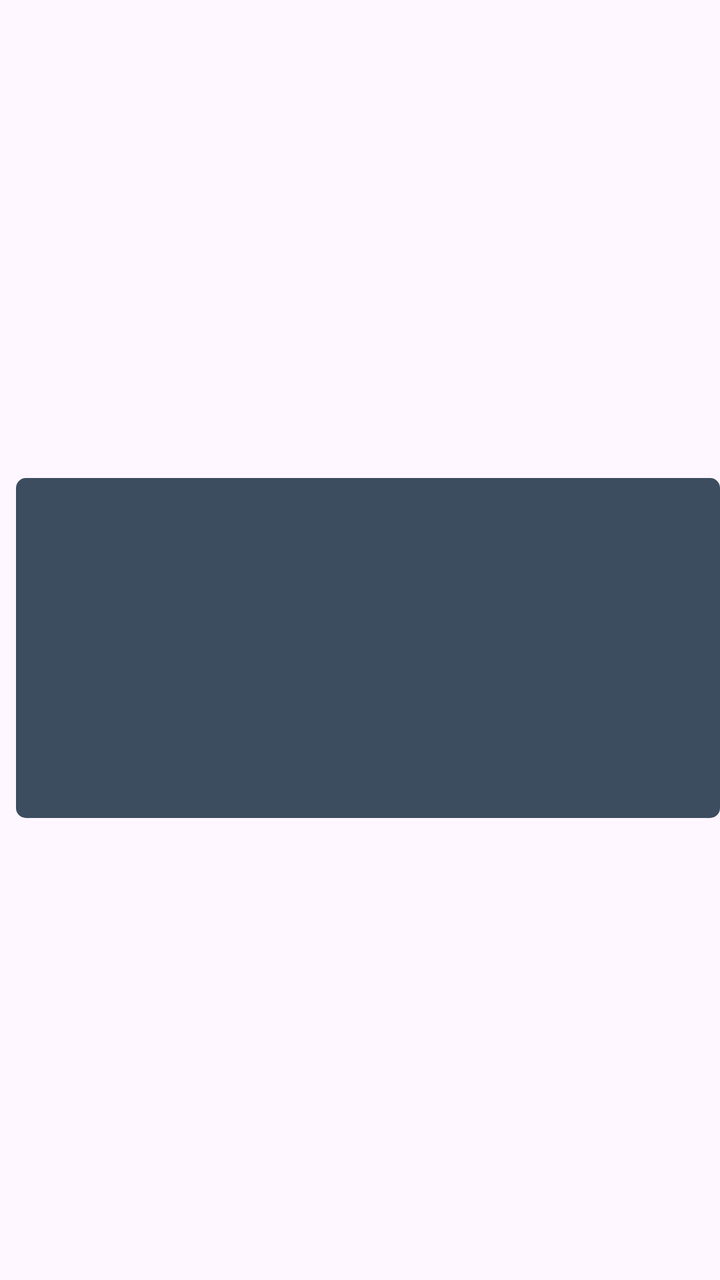
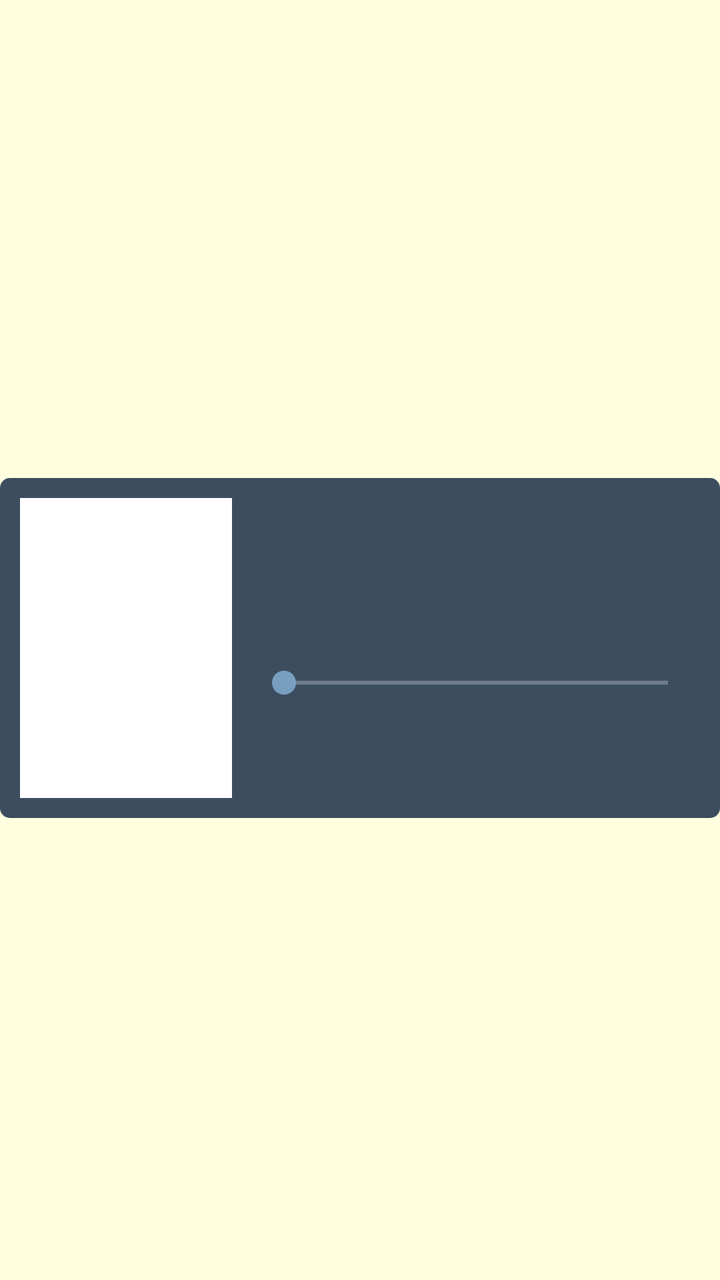

The first picture is an Android layout as it rendered before a commit; the second is the same layout after the commit. The layout source and the unified diff follow.
<!-- AndroidManifest.xml: application theme Theme.PapyrusReader -->
<!-- res/layout/item_pdf.xml -->
<?xml version="1.0" encoding="utf-8"?>
<androidx.constraintlayout.widget.ConstraintLayout xmlns:android="http://schemas.android.com/apk/res/android"
    xmlns:app="http://schemas.android.com/apk/res-auto"
    android:layout_width="match_parent"
    android:layout_height="wrap_content">

    
    <LinearLayout
        android:id="@+id/containerLayout"
        android:layout_width="0dp"
        android:layout_height="wrap_content"
        android:orientation="horizontal"
        android:background="@drawable/rouded_backgroud"
        app:layout_constraintStart_toStartOf="parent"
        app:layout_constraintEnd_toEndOf="parent"
        app:layout_constraintTop_toTopOf="parent"
        app:layout_constraintBottom_toBottomOf="parent"
        android:layout_marginStart="8dp"
        android:layout_marginEnd="0dp"
        android:layout_marginTop="8dp"
        android:layout_marginBottom="0dp"
        android:paddingTop="10dp"
        android:paddingBottom="10dp">

        
        <ImageView
            android:id="@+id/imageViewPdf"
            android:layout_width="150dp"
            android:layout_height="150dp"
            android:contentDescription="@string/pdf_image"
            android:layout_marginEnd="2dp"/>

        
        <TextView
            android:id="@+id/textViewPdfName"
            android:layout_width="0dp"
            android:layout_height="wrap_content"
            android:textSize="20sp"
            android:textColor="@android:color/white"
            android:layout_weight="1"
            android:gravity="start|center_vertical"/>
    </LinearLayout>

</androidx.constraintlayout.widget.ConstraintLayout>
<!-- resources referenced by this layout -->
<resources>
  <!-- drawable rouded_backgroud (drawable) -->
  <?xml version="1.0" encoding="utf-8"?>
  <shape xmlns:android="http://schemas.android.com/apk/res/android"
      android:shape="rectangle">
      <corners android:radius="5dp" /> 
      <solid android:color="@color/linear_background" /> 
  </shape>
  <string name="pdf_image">Imagem do PDF</string>
  <style name="Theme.PapyrusReader" parent="Base.Theme.PapyrusReader" />
  <color name="linear_background">#3c4d5f</color>
  <style name="Base.Theme.PapyrusReader" parent="Theme.Material3.DayNight.NoActionBar">
          
          
      </style>
</resources>

<!-- the commit's change to res/layout/item_pdf.xml (unified diff, before → after) -->
@@ -4,7 +4,6 @@
     android:layout_width="match_parent"
     android:layout_height="wrap_content">
 
-    
     <LinearLayout
         android:id="@+id/containerLayout"
         android:layout_width="0dp"
@@ -15,30 +14,53 @@
         app:layout_constraintEnd_toEndOf="parent"
         app:layout_constraintTop_toTopOf="parent"
         app:layout_constraintBottom_toBottomOf="parent"
-        android:layout_marginStart="8dp"
+        android:layout_marginStart="0dp"
         android:layout_marginEnd="0dp"
         android:layout_marginTop="8dp"
         android:layout_marginBottom="0dp"
         android:paddingTop="10dp"
-        android:paddingBottom="10dp">
+        android:paddingBottom="10dp"
+        android:paddingEnd="10dp"
+        android:paddingStart="10dp">
 
         
         <ImageView
             android:id="@+id/imageViewPdf"
-            android:layout_width="150dp"
+            android:layout_width="106dp"
             android:layout_height="150dp"
             android:contentDescription="@string/pdf_image"
-            android:layout_marginEnd="2dp"/>
+            android:layout_marginEnd="10dp"
+            android:background="@color/white"/>
 
-        
-        <TextView
-            android:id="@+id/textViewPdfName"
+        <LinearLayout
             android:layout_width="0dp"
             android:layout_height="wrap_content"
-            android:textSize="20sp"
-            android:textColor="@android:color/white"
+            android:orientation="vertical"
             android:layout_weight="1"
-            android:gravity="start|center_vertical"/>
+            android:layout_gravity="center_vertical">
+
+            
+            <TextView
+                android:id="@+id/textViewPdfName"
+                android:layout_width="match_parent"
+                android:layout_height="wrap_content"
+                android:textSize="20sp"
+                android:textColor="@android:color/white"
+                android:textAlignment="center"
+                android:layout_marginBottom="8dp"
+                android:layout_marginEnd="10dp"/>
+
+            
+            <SeekBar
+                android:id="@+id/seekBarMain"
+                android:layout_width="match_parent"
+                android:layout_height="wrap_content"
+                android:layout_gravity="bottom"
+                android:progressTint="#799fbf"
+                android:progressBackgroundTint="@color/white"
+                android:thumbTint="#799fbf"
+                android:layout_marginEnd="0dp"/>
+        </LinearLayout>
     </LinearLayout>
 
 </androidx.constraintlayout.widget.ConstraintLayout>
<!-- resource entries referenced after the edit -->
@@ -1,5 +1,6 @@
 <!-- resources referenced by this layout -->
 <resources>
+  <color name="white">#FFFFFFFF</color>
   <!-- drawable rouded_backgroud (drawable) -->
   <?xml version="1.0" encoding="utf-8"?>
   <shape xmlns:android="http://schemas.android.com/apk/res/android"
@@ -13,6 +14,13 @@
   <style name="Base.Theme.PapyrusReader" parent="Theme.Material3.DayNight.NoActionBar">
           
           
+          <item name="android:windowBackground">#FFFFDF</item>
+          <item name="colorPrimary">@color/white</item> 
+          <item name="colorPrimaryDark">@color/primary_color</item> 
+          <item name="colorAccent">@color/accent_color</item> 
+          <item name="pdfTextColor">#000000</item>
       </style>
+  <color name="primary_color">#1F2631</color>
+  <color name="accent_color">#104c6c</color>
 </resources>
 
